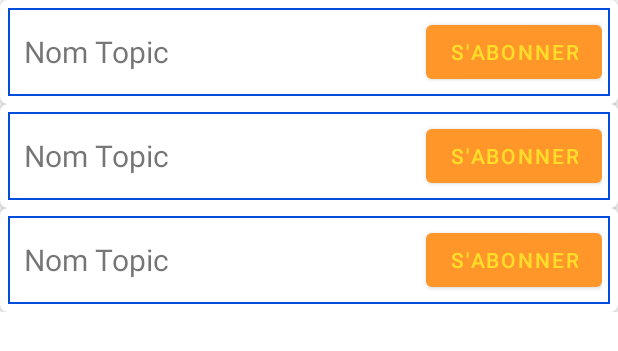
After one commit to Zall9/Hive, an Android app: the layout activity_description_categorie.xml on its own in the app's theme, with its tools: preview values and no code run, on a phone screen of 412 x 824 dp. The commit adds this screen. Shown: the top 351 px of the screen. Run offline under Robolectric (Android 15) with nearby library versions, the phone set to English and light mode, and no system bars; network calls fail.

Commit message:
Liste des Topics quand on clique sur une catégorie + abonnement tarpain cheval

```diff
--- a/app/src/main/AndroidManifest.xml
+++ b/app/src/main/AndroidManifest.xml
@@ -14,7 +14,8 @@
         android:supportsRtl="true"
         android:theme="@style/Theme.Hive"
         android:usesCleartextTraffic="true">
-        <activity android:name=".Register"></activity>
+        <activity android:name=".DescriptionCategorie"></activity>
+        <activity android:name=".Register" />
         <activity android:name=".MainMenu" />
         <activity android:name=".MainActivity">
             <intent-filter>
--- a/app/src/main/java/com/example/hive/javaClasses/Categorie.java
+++ b/app/src/main/java/com/example/hive/javaClasses/Categorie.java
@@ -1,7 +1,10 @@
 package com.example.hive.javaClasses;
+
+import java.util.ArrayList;
 
 public class Categorie {
     public String nomCategorie;
+    private ArrayList<Topic> listeTopic;
     public Categorie(String nomCategorie){
         this.nomCategorie=nomCategorie;
     }
@@ -15,4 +18,5 @@ public class Categorie {
     }
     @Override
     public String toString(){return this.nomCategorie+"";}
+
 }
--- /dev/null
+++ b/app/src/main/res/drawable/border.xml
@@ -0,0 +1,9 @@
+<?xml version="1.0" encoding="utf-8"?>
+<shape
+    xmlns:android="http://schemas.android.com/apk/res/android"
+    android:shape="rectangle">
+    <stroke
+        android:width="1dp"
+        android:color="@color/teal_200">
+    </stroke>
+</shape>
--- /dev/null
+++ b/app/src/main/res/layout/activity_description_categorie.xml
@@ -0,0 +1,19 @@
+<?xml version="1.0" encoding="utf-8"?>
+<RelativeLayout xmlns:android="http://schemas.android.com/apk/res/android"
+    xmlns:app="http://schemas.android.com/apk/res-auto"
+    xmlns:tools="http://schemas.android.com/tools"
+    android:layout_width="match_parent"
+    android:layout_height="match_parent"
+    tools:context=".DescriptionCategorie">
+
+    <androidx.recyclerview.widget.RecyclerView
+        android:id="@+id/recyclerview_topic"
+        android:layout_width="wrap_content"
+        android:layout_height="wrap_content"
+        app:layout_constraintBottom_toBottomOf="parent"
+        app:layout_constraintEnd_toEndOf="parent"
+        app:layout_constraintStart_toStartOf="parent"
+        app:layout_constraintTop_toTopOf="parent"
+        tools:listitem="@layout/cardview_topics" />
+
+</RelativeLayout>
--- /dev/null
+++ b/app/src/main/res/layout/cardview_topics.xml
@@ -0,0 +1,39 @@
+<?xml version="1.0" encoding="utf-8"?>
+<androidx.cardview.widget.CardView
+    xmlns:android="http://schemas.android.com/apk/res/android"
+    xmlns:card_view="http://schemas.android.com/apk/res-auto"
+    android:id="@+id/cardview1"
+    android:layout_width="match_parent"
+    android:layout_height="wrap_content"
+    card_view:cardCornerRadius="5dp"
+    card_view:cardElevation="5dp"
+    card_view:cardMaxElevation="5dp"
+    card_view:contentPadding="5dp">
+    <!--TODO Rajoute un chiffre pour indiquer le nombre d'abonnée sur chaque Topic-->
+    <RelativeLayout
+        android:layout_width="match_parent"
+        android:layout_height="match_parent"
+        android:background="@drawable/border"
+        android:padding="5dp">
+
+        <TextView
+            android:id="@+id/text_topic_cardview"
+            android:layout_width="wrap_content"
+            android:layout_height="wrap_content"
+            android:layout_centerInParent="true"
+            android:textSize="20sp"
+            android:layout_marginLeft="5sp"
+            android:layout_alignParentLeft="true"
+            android:text="Nom Topic"/>
+
+        <Button
+            android:id="@+id/button_topic_cardview"
+            android:layout_width="wrap_content"
+            android:layout_height="wrap_content"
+            android:layout_alignParentEnd="true"
+            android:text="S'abonner"/>
+
+
+
+    </RelativeLayout>
+</androidx.cardview.widget.CardView>
--- a/app/src/main/res/layout/fragment_categorie.xml
+++ b/app/src/main/res/layout/fragment_categorie.xml
@@ -8,6 +8,10 @@
     <ListView
         android:id="@+id/list_view"
         android:layout_width="match_parent"
-        android:layout_height="match_parent"/>
+        android:layout_height="match_parent">
+
+
+
+    </ListView>
 
 </FrameLayout>
```
Also changed, not shown: app/src/main/java/com/example/hive/CategorieFragment.java (+19 -0 lines), app/src/main/java/com/example/hive/DescriptionCategorie.java (added, +141 -0 lines), app/src/main/java/com/example/hive/RecyclerViewTopic.java (added, +79 -0 lines), app/src/main/java/com/example/hive/javaClasses/Topic.java (+20 -7 lines).
